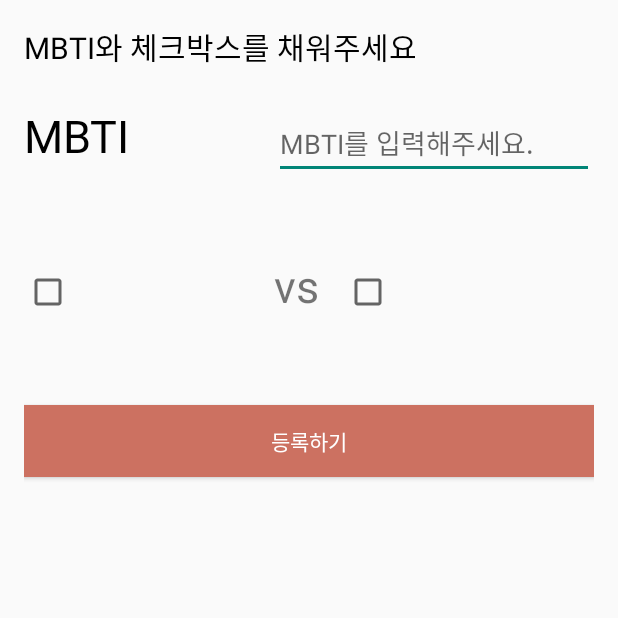
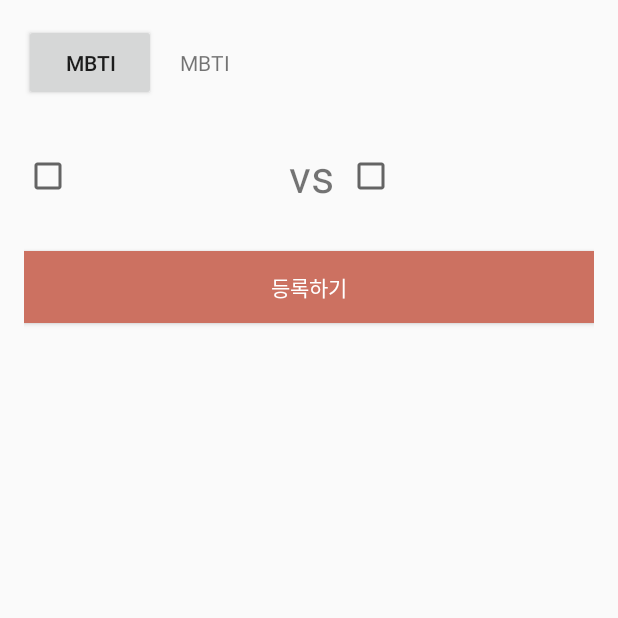
Before and after one commit to leechigu/-BTI-Project, an Android app: the fCommentRegister screen opened directly, with no data from a screen before it, on a phone screen of 412 x 824 dp, the top half of it. Run offline under Robolectric (Android 15) with nearby library versions, the phone set to English and light mode, and no system bars; 3 statements that could not run were skipped.

Commit message:
mbti 결과

```diff
--- a/app/src/main/java/com/example/catbti/fCommentRegister.java
+++ b/app/src/main/java/com/example/catbti/fCommentRegister.java
@@ -117,8 +117,8 @@ public class fCommentRegister extends AppCompatActivity {
                     fCommentDBHelper.InsertComment(postnum,ob2,mb);
                     Toast.makeText( fCommentRegister.this, "댓글 추가 완료" , Toast.LENGTH_SHORT).show();
                     return;
-                    }
                 }
+            }
 
         });
 
--- a/app/src/main/res/layout/activity_fcomment_register.xml
+++ b/app/src/main/res/layout/activity_fcomment_register.xml
@@ -5,65 +5,60 @@
     android:layout_height="match_parent"
     android:padding="16dp"
     android:orientation="vertical">
+    <LinearLayout
+        android:layout_width="match_parent"
+        android:layout_height="wrap_content"
+        android:orientation="horizontal">
 
-    <TextView
-        android:id="@+id/textView3"
-        android:layout_width="match_parent"
-        android:layout_height="54dp"
-        android:text="MBTI와 체크박스를 채워주세요"
-        android:textColor="#000000"
-        android:textSize="20dp" />
+        <Button
+            android:id="@+id/mbti_btn"
+            android:layout_width="wrap_content"
+            android:layout_height="wrap_content"
+            android:padding="16dp"
+            android:text="MBTI" />
+
+        <TextView
+            android:id="@+id/mbti_tv"
+            android:layout_width="102dp"
+            android:layout_height="wrap_content"
+            android:padding="16dp"
+            android:text="MBTI" />
+
+
+    </LinearLayout>
+
 
     <LinearLayout
-        android:layout_width="match_parent"
-        android:layout_height="100dp"
-        android:orientation="horizontal">
-
-        <TextView
-            android:id="@+id/textView2"
-            android:layout_width="50dp"
-            android:layout_height="wrap_content"
-            android:layout_weight="1"
-            android:text="MBTI"
-            android:textColor="#000000"
-            android:textSize="30dp" />
-
-        <EditText
-            android:id="@+id/registerMbti"
-            android:layout_width="wrap_content"
-            android:layout_height="wrap_content"
-            android:ems="10"
-            android:hint="MBTI를 입력해주세요."
-            android:inputType="textPersonName"
-            tools:ignore="TouchTargetSizeCheck" />
-    </LinearLayout>
-
-    <LinearLayout
-        android:layout_width="match_parent"
+        android:layout_width="383dp"
         android:layout_height="100dp"
         android:orientation="horizontal">
 
         <CheckBox
             android:id="@+id/registerObj1"
             android:layout_width="150dp"
-            android:layout_height="wrap_content"
+            android:layout_height="match_parent"
             android:layout_weight="1"
+            android:gravity="center"
+            android:minHeight="48dp"
             android:text="CheckBox"
             android:textSize="20dp" />
 
         <TextView
             android:id="@+id/textView4"
             android:layout_width="30dp"
-            android:layout_height="wrap_content"
+            android:layout_height="match_parent"
             android:layout_weight="1"
+            android:gravity="center"
             android:text="vs"
             android:textSize="30dp" />
 
         <CheckBox
             android:id="@+id/registerObj2"
             android:layout_width="150dp"
-            android:layout_height="wrap_content"
+            android:layout_height="match_parent"
             android:layout_weight="1"
+            android:gravity="center"
+            android:minHeight="48dp"
             android:text="CheckBox"
             android:textSize="20dp" />
 
```
